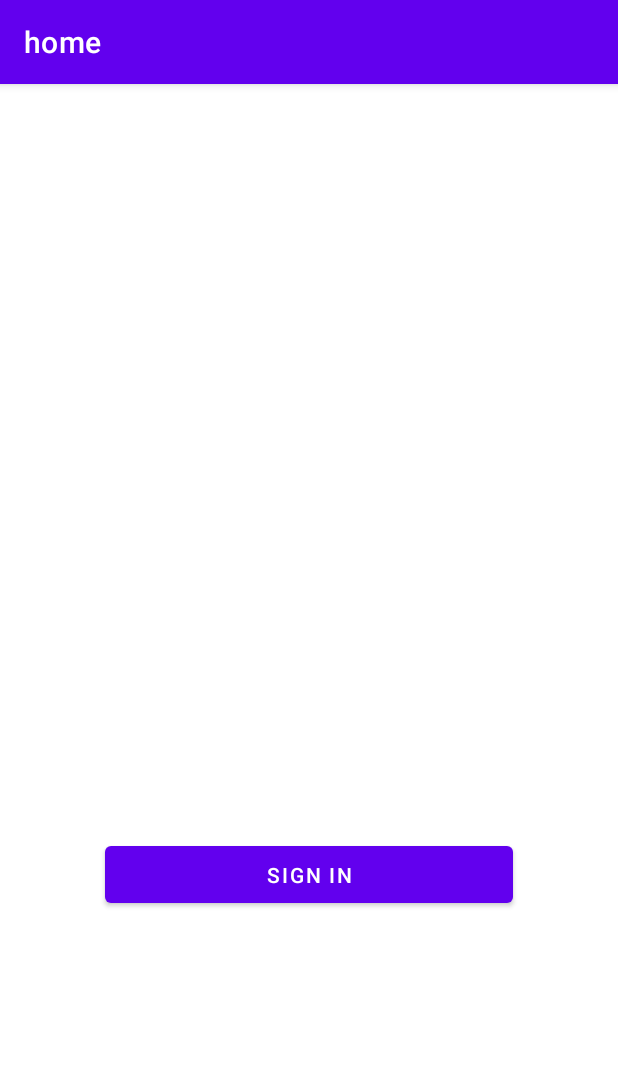
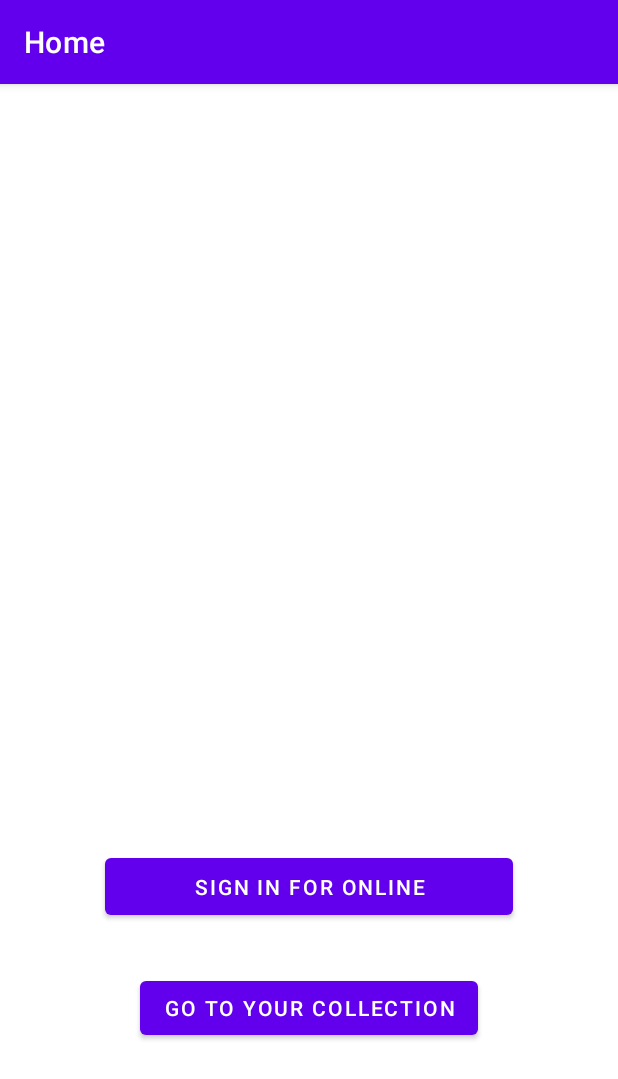
Before and after one commit to namcao502/MUSIC, an Android app: the screen it shows after launch (AccountActivity), on a phone screen of 412 x 824 dp. Shown: the top 1079 px of the screen. Run offline under Robolectric (Android 15) with nearby library versions, the phone set to English and light mode, and no system bars; our stand-ins replace Dagger/Hilt's generated code, Firebase (no records; nobody signed in at launch, a user with empty details on screens opened directly), navigation-ui.

Commit message:
change display of song in playlist and route for online and offline

```diff
--- a/app/src/main/java/com/example/music/ui/adapters/SongAdapter.kt
+++ b/app/src/main/java/com/example/music/ui/adapters/SongAdapter.kt
@@ -33,7 +33,7 @@ class SongAdapter(private val context: Context, private val itemClickListener: I
 
         with(holder){
             itemView.setOnClickListener {
-                Toast.makeText(itemView.context, "Clicked at $position", Toast.LENGTH_SHORT).show()
+//                Toast.makeText(itemView.context, "Clicked at $position", Toast.LENGTH_SHORT).show()
                 //click on a song
                 itemClickListener.callBackFromSongClick(songList, position)
             }
--- a/app/src/main/java/com/example/music/ui/fragments/HomeFragment.kt
+++ b/app/src/main/java/com/example/music/ui/fragments/HomeFragment.kt
@@ -1,5 +1,6 @@
 package com.example.music.ui.fragments
 
+import android.content.Intent
 import android.os.Bundle
 import android.view.LayoutInflater
 import android.view.View
@@ -12,6 +13,7 @@ import androidx.lifecycle.lifecycleScope
 import androidx.navigation.fragment.findNavController
 import com.example.music.R
 import com.example.music.databinding.FragmentHomeBinding
+import com.example.music.ui.activities.MainActivity
 import com.example.music.viewModels.FirebaseViewModel
 import dagger.hilt.android.AndroidEntryPoint
 import kotlinx.coroutines.launch
@@ -21,7 +23,7 @@ class HomeFragment : Fragment() {
 
     private var _binding : FragmentHomeBinding? = null
     private val binding get() = _binding
-    private val firebaseViewModel : FirebaseViewModel by activityViewModels()
+    private val firebaseViewModel: FirebaseViewModel by activityViewModels()
 
     override fun onCreateView(
         inflater: LayoutInflater,
@@ -32,6 +34,11 @@ class HomeFragment : Fragment() {
         getUser()
         registerObserver()
         listenToChannels()
+
+        binding?.offlineButton?.setOnClickListener {
+            startActivity(Intent(requireContext(), MainActivity::class.java))
+        }
+
         return binding?.root
     }
 
@@ -56,15 +63,17 @@ class HomeFragment : Fragment() {
         firebaseViewModel.currentUser.observe(viewLifecycleOwner) { user ->
             user?.let {
                 binding?.apply {
-                    welcomeTxt.text = "welcome ${it.email}"
-                    signinButton.text = "sign out"
+                    //login success
+                    welcomeTxt.text = "Welcome ${it.email}"
+                    signinButton.text = "Sign out"
                     signinButton.setOnClickListener {
                         firebaseViewModel.signOut()
                     }
+
                 }
             } ?: binding?.apply {
                 welcomeTxt.isVisible = false
-                signinButton.text = "sign in"
+                signinButton.text = "Sign in for online"
                 signinButton.setOnClickListener {
                     findNavController().navigate(R.id.action_homeFragment_to_signInFragment)
                 }
--- a/app/src/main/java/com/example/music/ui/fragments/SignInFragment.kt
+++ b/app/src/main/java/com/example/music/ui/fragments/SignInFragment.kt
@@ -20,10 +20,12 @@ import kotlinx.coroutines.launch
 
 @AndroidEntryPoint
 class SignInFragment : Fragment() {
+
     private val viewModel : FirebaseViewModel by activityViewModels()
     private var _binding : FragmentSigninBinding? = null
     private val binding get() = _binding
     private val TAG = "SignInFragment"
+
     override fun onCreateView(
         inflater: LayoutInflater,
         container: ViewGroup?,
@@ -32,6 +34,7 @@ class SignInFragment : Fragment() {
         _binding = FragmentSigninBinding.inflate(inflater , container , false)
         listenToChannels()
         registerObservers()
+
         binding?.apply {
             signInButton.setOnClickListener {
                 progressBarSignin.isVisible = true
@@ -47,6 +50,8 @@ class SignInFragment : Fragment() {
             forgotPassTxt.setOnClickListener {
                 findNavController().navigate(R.id.action_signInFragment_to_resetPasswordFragment)
             }
+
+
         }
         return binding?.root
     }
--- a/app/src/main/res/layout/fragment_home.xml
+++ b/app/src/main/res/layout/fragment_home.xml
@@ -26,11 +26,21 @@
         android:layout_height="50dp"
         android:layout_marginStart="70dp"
         android:layout_marginEnd="70dp"
-        android:layout_marginBottom="216dp"
-        android:text="sign in"
-        app:layout_constraintBottom_toBottomOf="parent"
+        android:layout_marginBottom="32dp"
+        android:text="Sign in for online"
+        app:layout_constraintBottom_toTopOf="@+id/offline_button"
         app:layout_constraintEnd_toEndOf="@+id/welcome_txt"
         app:layout_constraintHorizontal_bias="0.0"
         app:layout_constraintStart_toStartOf="parent" />
 
+    <Button
+        android:id="@+id/offline_button"
+        android:layout_width="wrap_content"
+        android:layout_height="wrap_content"
+        android:layout_marginBottom="128dp"
+        android:text="Go to your collection"
+        app:layout_constraintBottom_toBottomOf="parent"
+        app:layout_constraintEnd_toEndOf="parent"
+        app:layout_constraintStart_toStartOf="parent" />
+
 </androidx.constraintlayout.widget.ConstraintLayout>
--- a/app/src/main/res/navigation/nav_graph.xml
+++ b/app/src/main/res/navigation/nav_graph.xml
@@ -8,7 +8,7 @@
     <fragment
         android:id="@+id/homeFragment"
         android:name="com.example.music.ui.fragments.HomeFragment"
-        android:label="home"
+        android:label="Home"
         tools:layout="@layout/fragment_home">
         <action
             android:id="@+id/action_homeFragment_to_signInFragment"
@@ -20,7 +20,7 @@
     <fragment
         android:id="@+id/signInFragment"
         android:name="com.example.music.ui.fragments.SignInFragment"
-        android:label="sign in">
+        android:label="Sign in">
         <action
             android:id="@+id/action_signInFragment_to_signUpFragment"
             app:destination="@id/signUpFragment"
@@ -40,7 +40,7 @@
     <fragment
         android:id="@+id/signUpFragment"
         android:name="com.example.music.ui.fragments.SignUpFragment"
-        android:label="sign up">
+        android:label="Sign up">
         <action
             android:id="@+id/action_signUpFragment_to_signInFragment"
             app:destination="@id/signInFragment"
```
Also changed, not shown: app/src/main/java/com/example/music/ui/activities/MainActivity.kt (+21 -16 lines), app/src/main/java/com/example/music/ui/adapters/PlaylistAdapter.kt (+23 -4 lines), app/src/main/java/com/example/music/ui/adapters/SongInPlaylistAdapter.kt (+5 -2 lines), app/src/main/java/com/example/music/ui/fragments/PlaylistFragment.kt (+7 -33 lines), app/src/main/res/layout/playlist_row_item.xml (+11 -7 lines).
